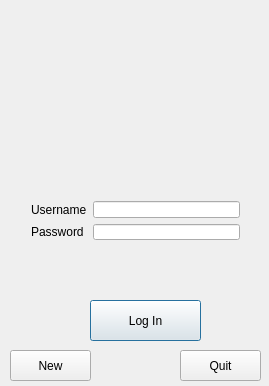
The window that dialog.ui (sreecodeslayer/College_Build_of_PWManager) describes before a commit, drawn with Qt 5.
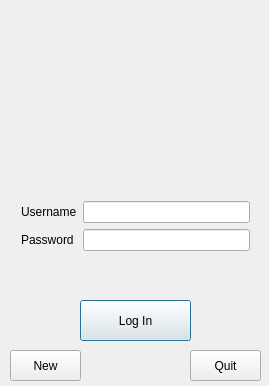
The same window after the commit. Icons and pictures are not drawn.

```diff
--- a/dialog.ui
+++ b/dialog.ui
@@ -32,7 +32,7 @@
   <widget class="QPushButton" name="LogInButton">
    <property name="geometry">
     <rect>
-     <x>90</x>
+     <x>80</x>
      <y>300</y>
      <width>111</width>
      <height>41</height>
@@ -47,7 +47,7 @@
     <rect>
      <x>10</x>
      <y>350</y>
-     <width>81</width>
+     <width>71</width>
      <height>31</height>
     </rect>
    </property>
@@ -58,9 +58,9 @@
   <widget class="QPushButton" name="QuitButton">
    <property name="geometry">
     <rect>
-     <x>180</x>
+     <x>190</x>
      <y>350</y>
-     <width>81</width>
+     <width>71</width>
      <height>31</height>
     </rect>
    </property>
@@ -84,15 +84,17 @@
     <pixmap resource="Resources.qrc">:/new/prefix1/Resources/Bg-Images/key.png</pixmap>
    </property>
   </widget>
-  <widget class="QWidget" name="layoutWidget">
+  <widget class="QWidget" name="">
    <property name="geometry">
     <rect>
-     <x>20</x>
+     <x>10</x>
      <y>190</y>
-     <width>231</width>
-     <height>61</height>
+     <width>251</width>
+     <height>101</height>
     </rect>
    </property>
+   <layout class="QVBoxLayout" name="verticalLayout_3">
+    <item>
    <layout class="QHBoxLayout" name="horizontalLayout">
     <item>
      <layout class="QVBoxLayout" name="verticalLayout">
@@ -127,19 +129,15 @@
      </layout>
     </item>
    </layout>
-  </widget>
+    </item>
+    <item>
   <widget class="QLabel" name="loginerror">
-   <property name="geometry">
-    <rect>
-     <x>20</x>
-     <y>250</y>
-     <width>231</width>
-     <height>41</height>
-    </rect>
-   </property>
    <property name="text">
     <string/>
    </property>
+     </widget>
+    </item>
+   </layout>
   </widget>
   <zorder>layoutWidget</zorder>
   <zorder>LogInButton</zorder>
```
Left out of the diff: 3 changed lines with no effect on the pictures. Lines whose indentation alone changed are shown as unchanged.
